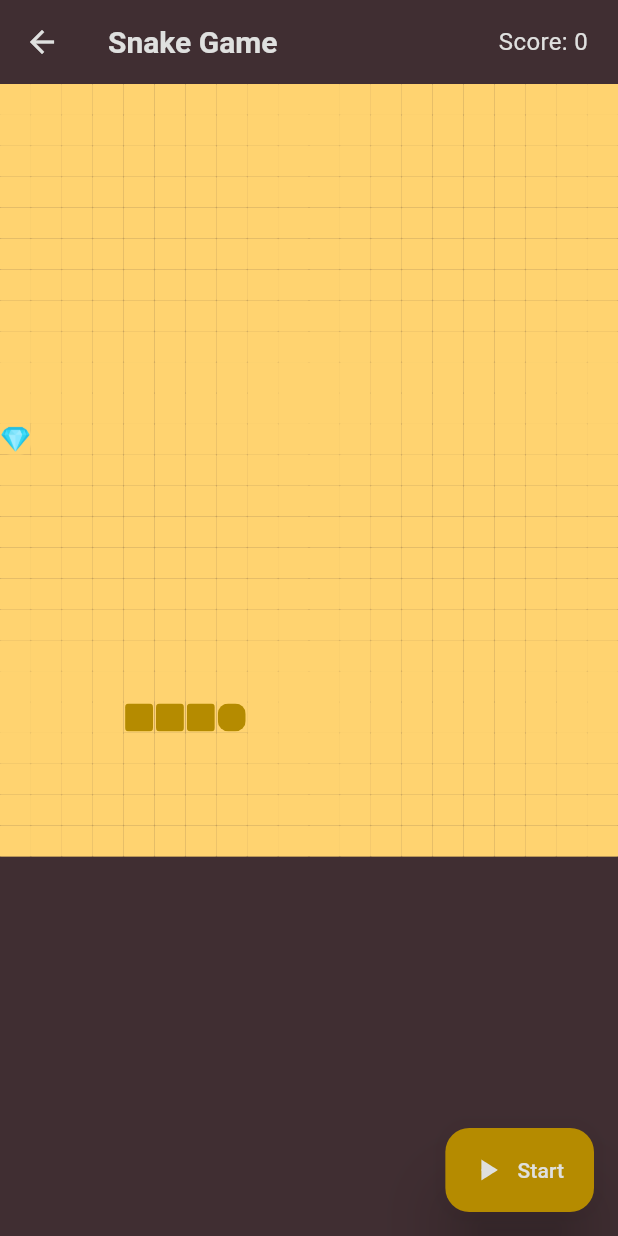
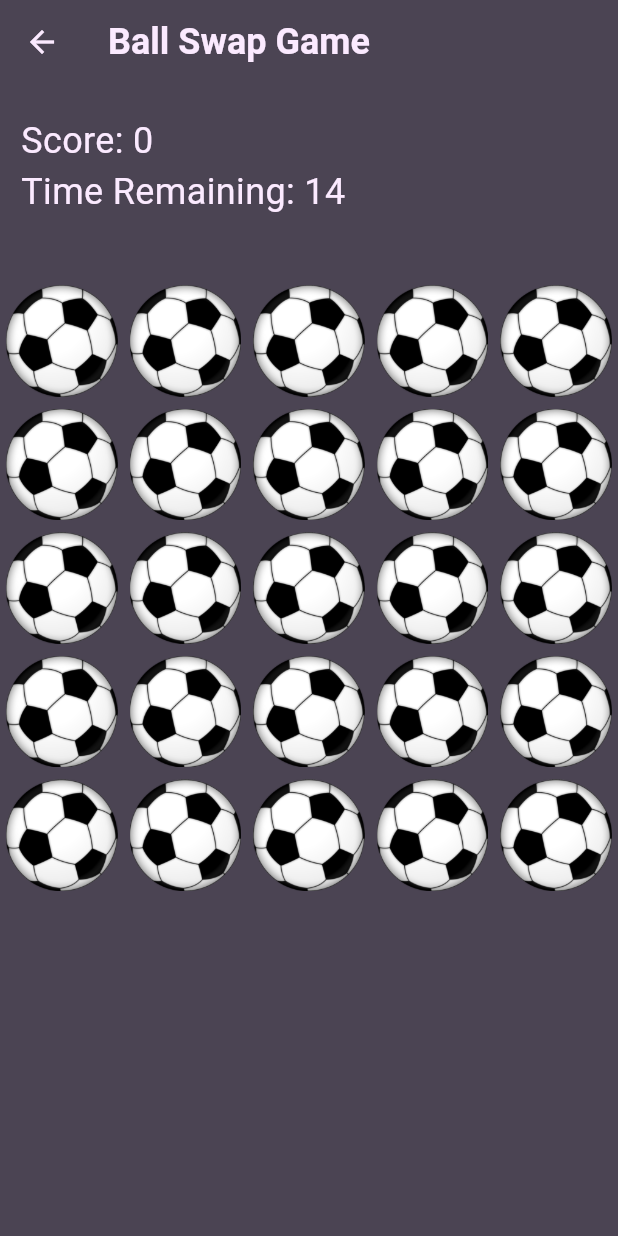
Before and after one commit to Altereyo/flutter-firebase-config, a Flutter app: the screen it shows after launch, after a tap on "Start game", on a phone screen of 412 x 824 dp. Run offline on Flutter 3.47's test engine with Material 2 defaults, Android fonts, the phone set to English and light mode, and no system bars; our stand-ins replace connectivity_plus, device_info_plus, firebase_core, firebase_remote_config, get, shared_preferences; missing offline and left inert: flutter_inappwebview; accounts and stored records are empty; generated files the repository leaves out were written again.

Commit message:
ball-swap plug: logic and ui

```diff
--- a/lib/core/theme/app_colors.dart
+++ b/lib/core/theme/app_colors.dart
@@ -1,10 +1,10 @@
 import 'package:flutter/material.dart';
 
 class AppColors {
-  static Color backgroundColor = const Color(0xff402E32);
-  static Color textColor = const Color(0xffDFE0DF);
+  static Color backgroundColor = const Color(0xff4B4453);
+  static Color textColor = const Color(0xffFBEAFF);
   static Color gameOverTextColor = Colors.redAccent;
-  static Color snakeColor = const Color(0xffB58B00);
-  static Color fieldColor = const Color(0xffFFD370);
-  static Color diamondColor = const Color(0xff00D6B3);
+  static Color accentColor = const Color(0xff7C7484);
+  // static Color fieldColor = const Color(0xffFFD370);
+  // static Color diamondColor = const Color(0xff00D6B3);
 }
--- a/lib/modules/plug/game_over.dart
+++ b/lib/modules/plug/game_over.dart
@@ -51,7 +51,7 @@ class GameOver extends StatelessWidget {
           const SizedBox(height: 50.0),
           ElevatedButton(
             style: ElevatedButton.styleFrom(
-              primary: AppColors.snakeColor,
+              primary: AppColors.accentColor,
             ),
             onPressed: () {
               Navigator.of(context).pushReplacement(
--- a/lib/modules/plug/game_page.dart
+++ b/lib/modules/plug/game_page.dart
@@ -1,225 +1,159 @@
 import 'dart:async';
 import 'dart:math';
-
+import 'package:flutter/material.dart';
 import 'package:flutter_firebase_config/core/theme/app_colors.dart';
 import 'package:flutter_firebase_config/modules/plug/game_over.dart';
-import 'package:flutter/material.dart';
 
 class GamePage extends StatefulWidget {
+  const GamePage({super.key});
+
   @override
   _GamePageState createState() => _GamePageState();
 }
 
-class _GamePageState extends State<GamePage> with TickerProviderStateMixin {
-  late int _playerScore;
-  late bool _hasStarted;
-  late Animation<double> _snakeAnimation;
-  late AnimationController _snakeController;
-  Timer? gameTimer;
-  late String _currentSnakeDirection;
-  late int _snakeFoodPosition;
-  List _snake = [404, 405, 406, 407];
-  final int _noOfSquares = 480;
-  final Duration _duration = Duration(milliseconds: 250);
-  final int _squareSize = 20;
-  Random _random = Random();
+class _GamePageState extends State<GamePage> {
+  List<String> tileImages = [];
+  Timer? timer;
+  int score = 0;
+  int timeRemaining = 15;
+  double opacityLevel = 0.0;
 
   @override
   void initState() {
     super.initState();
-    _setUpGame();
+    startGame();
   }
 
-  void _setUpGame() {
-    _playerScore = 0;
-    _currentSnakeDirection = 'RIGHT';
-    _hasStarted = true;
-    do {
-      _snakeFoodPosition = _random.nextInt(_noOfSquares);
-    } while (_snake.contains(_snakeFoodPosition));
-    _snakeController = AnimationController(vsync: this, duration: _duration);
-    _snakeAnimation =
-        CurvedAnimation(curve: Curves.easeInOut, parent: _snakeController);
+  void startGame() {
+    generateTileImages();
+    startTimer();
+  }
+
+  void generateTileImages() {
+    final List<String> images = ['assets/images/football.png', 'assets/images/basketball.png'];
+    tileImages = List<String>.generate(25, (index) {
+      return images[Random().nextInt(2)];
+    });
+  }
+
+  void startTimer() {
+    timer = Timer.periodic(const Duration(seconds: 1), (timer) {
+      setState(() {
+        if (timeRemaining > 0) {
+          timeRemaining--;
+        } else {
+          timer.cancel();
+          Navigator.of(context).pushReplacement(MaterialPageRoute(
+              builder: (context) => GameOver(score: score)));
+        }
+      });
+    });
+  }
+
+  void swapImage(int index) {
+    setState(() {
+      tileImages[index] = (tileImages[index] == 'assets/images/football.png')
+          ? 'assets/images/basketball.png'
+          : 'assets/images/football.png';
+      checkGameOver();
+    });
+  }
+
+  void checkGameOver() {
+    if (tileImages.every((image) => image == tileImages[0])) {
+      timeRemaining += 5;
+      score += 1;
+      opacityLevel = 1.0;
+      Future.delayed(const Duration(milliseconds: 500), () {
+        setState(() {
+          generateTileImages();
+          opacityLevel = 0.0;
+        });
+      });
+    }
   }
 
   @override
   void dispose() {
-    if (gameTimer != null && gameTimer!.isActive) gameTimer!.cancel();
+    timer?.cancel();
     super.dispose();
-  }
-
-  void _gameStart() {
-    gameTimer = Timer.periodic(Duration(milliseconds: 250), (Timer timer) {
-      _updateSnake();
-      if (_hasStarted) timer.cancel();
-    });
-  }
-
-  bool _gameOver() {
-    for (int i = 0; i < _snake.length - 1; i++)
-      if (_snake.last == _snake[i]) return true;
-    return false;
-  }
-
-  void _updateSnake() {
-    if (!_hasStarted) {
-      setState(() {
-        _playerScore = (_snake.length - 4);
-        switch (_currentSnakeDirection) {
-          case 'DOWN':
-            if (_snake.last > _noOfSquares)
-              _snake.add(
-                  _snake.last + _squareSize - (_noOfSquares + _squareSize));
-            else
-              _snake.add(_snake.last + _squareSize);
-            break;
-          case 'UP':
-            if (_snake.last < _squareSize)
-              _snake.add(
-                  _snake.last - _squareSize + (_noOfSquares + _squareSize));
-            else
-              _snake.add(_snake.last - _squareSize);
-            break;
-          case 'RIGHT':
-            if ((_snake.last + 1) % _squareSize == 0)
-              _snake.add(_snake.last + 1 - _squareSize);
-            else
-              _snake.add(_snake.last + 1);
-            break;
-          case 'LEFT':
-            if ((_snake.last) % _squareSize == 0)
-              _snake.add(_snake.last - 1 + _squareSize);
-            else
-              _snake.add(_snake.last - 1);
-        }
-
-        if (_snake.last != _snakeFoodPosition)
-          _snake.removeAt(0);
-        else {
-          do {
-            _snakeFoodPosition = _random.nextInt(_noOfSquares);
-          } while (_snake.contains(_snakeFoodPosition));
-        }
-
-        if (_gameOver()) {
-          setState(() {
-            _hasStarted = !_hasStarted;
-          });
-          Navigator.of(context).pushReplacement(MaterialPageRoute(
-              builder: (context) => GameOver(score: _playerScore)));
-        }
-      });
-    }
-  }
-
-  Widget _renderField (int index) {
-    if (_snake.contains(index)) {
-      return Container(color: AppColors.snakeColor);
-    } else if (index == _snakeFoodPosition) {
-        return Container(
-          color: AppColors.fieldColor,
-          child: Image.asset('assets/images/diamond.png'),
-        );
-    } else {
-      return Container(color: AppColors.fieldColor);
-    }
   }
 
   @override
   Widget build(BuildContext context) {
     return Scaffold(
       appBar: AppBar(
-        title: Text(
-          'Snake Game',
-          style: TextStyle(color: AppColors.textColor, fontSize: 20.0),
-        ),
+        title: const Text('Ball Swap Game'),
         iconTheme: IconThemeData(
           color: AppColors.textColor, //change your color here
         ),
         centerTitle: false,
         backgroundColor: AppColors.backgroundColor,
-        actions: <Widget>[
+
+      ),
+      body: Column(
+        children: [
+          Padding(
+            padding: const EdgeInsets.symmetric(horizontal: 14),
+            child: Row(
+              mainAxisAlignment: MainAxisAlignment.spaceBetween,
+              children: [
+                Column(
+                  crossAxisAlignment: CrossAxisAlignment.start,
+                  children: [
+                    Text(
+                      'Score: $score',
+                      style: TextStyle(fontSize: 24, color: AppColors.textColor),
+                    ),
+                    Text(
+                      'Time Remaining: $timeRemaining',
+                      style: TextStyle(fontSize: 24, color: AppColors.textColor),
+                    ),
+                  ],
+                ),
                 Center(
-            child: Padding(
-              padding: const EdgeInsets.symmetric(horizontal: 20.0),
+                  child: AnimatedOpacity(
+                    opacity: opacityLevel,
+                    duration: const Duration(milliseconds: 500),
+                    child: Container(
+                      width: 110,
+                      height: 110,
+                      decoration: BoxDecoration(
+                        color: AppColors.accentColor,
+                        borderRadius: BorderRadius.circular(100),
+                      ),
+                      child: Center(
                         child: Text(
-                'Score: $_playerScore',
+                          '+10\nseconds!',
+                          textAlign: TextAlign.center,
                           style: TextStyle(
-                  fontSize: 16.0,
+                            fontSize: 22,
                             color: AppColors.textColor,
+                            fontWeight: FontWeight.bold,
+                          ),
+                        ),
                       ),
                     ),
                   ),
                 )
               ],
             ),
-      floatingActionButtonLocation: FloatingActionButtonLocation.endFloat,
-      floatingActionButton: FloatingActionButton.extended(
-        backgroundColor: AppColors.snakeColor,
-        elevation: 20,
-        label: Text(
-          _hasStarted ? 'Start' : 'Pause',
-          style: TextStyle(color: AppColors.textColor),
           ),
-        onPressed: () {
-          setState(() {
-            if (_hasStarted)
-              _snakeController.forward();
-            else
-              _snakeController.reverse();
-            _hasStarted = !_hasStarted;
-            _gameStart();
-          });
-        },
-        icon: AnimatedIcon(
-          icon: AnimatedIcons.play_pause,
-          progress: _snakeAnimation,
-          color: AppColors.textColor,
-        ),
-      ),
-      body: Center(
-        child: GestureDetector(
-          onVerticalDragUpdate: (drag) {
-            if (drag.delta.dy > 0 && _currentSnakeDirection != 'UP')
-              _currentSnakeDirection = 'DOWN';
-            else if (drag.delta.dy < 0 && _currentSnakeDirection != 'DOWN')
-              _currentSnakeDirection = 'UP';
-          },
-          onHorizontalDragUpdate: (drag) {
-            if (drag.delta.dx > 0 && _currentSnakeDirection != 'LEFT')
-              _currentSnakeDirection = 'RIGHT';
-            else if (drag.delta.dx < 0 && _currentSnakeDirection != 'RIGHT')
-              _currentSnakeDirection = 'LEFT';
-          },
+          const SizedBox(height: 20),
+          GridView.count(
+            shrinkWrap: true,
+            crossAxisCount: 5,
+            children: List.generate(tileImages.length, (index) {
+              return GestureDetector(
+                onTap: () => swapImage(index),
                 child: Container(
-            width: MediaQuery.of(context).size.width,
-            child: GridView.builder(
-              itemCount: _squareSize + _noOfSquares,
-              physics: NeverScrollableScrollPhysics(),
-              gridDelegate: SliverGridDelegateWithFixedCrossAxisCount(
-                  crossAxisCount: _squareSize),
-              itemBuilder: (BuildContext context, int index) {
-                return Center(
-                  child: Container(
-                    color: AppColors.fieldColor,
-                    padding: _snake.contains(index)
-                        ? EdgeInsets.all(1)
-                        : EdgeInsets.all(0),
-                    child: ClipRRect(
-                      borderRadius:
-                          index == _snakeFoodPosition || index == _snake.last
-                              ? BorderRadius.circular(7)
-                              : _snake.contains(index)
-                                  ? BorderRadius.circular(2.5)
-                                  : BorderRadius.circular(1),
-                      child: _renderField(index)
-                    ),
+                  margin: const EdgeInsets.all(4),
+                  child: Image.asset(tileImages[index]),
                 ),
               );
-              },
+            }),
           ),
-          ),
-        ),
+        ],
       ),
     );
   }
--- a/lib/modules/plug/home_page.dart
+++ b/lib/modules/plug/home_page.dart
@@ -15,7 +15,7 @@ class PlugPage extends StatelessWidget {
             mainAxisAlignment: MainAxisAlignment.center,
             children: <Widget>[
               Text(
-                'Welcome to Diamond Snake game!',
+                'Welcome to\nBall Swap game!',
                 textAlign: TextAlign.center,
                 style: TextStyle(
                   color: AppColors.textColor,
@@ -45,7 +45,7 @@ class PlugPage extends StatelessWidget {
               const SizedBox(height: 50.0),
               ElevatedButton(
                 style: ElevatedButton.styleFrom(
-                  primary: AppColors.snakeColor,
+                  primary: AppColors.accentColor,
                 ),
                 onPressed: () {
                   Navigator.of(context).push(
--- a/pubspec.yaml
+++ b/pubspec.yaml
@@ -30,7 +30,8 @@ flutter:
   uses-material-design: true
   assets:
     - assets/images/app_icon.png
-    - assets/images/diamond.png
+    - assets/images/football.png
+    - assets/images/basketball.png
 
 flutter_launcher_icons:
   android: "launcher_icon"
```
Also changed, not shown: assets/images/basketball.png (added), assets/images/diamond.png (deleted), assets/images/football.png (added). Lines whose indentation alone changed are shown as unchanged.
